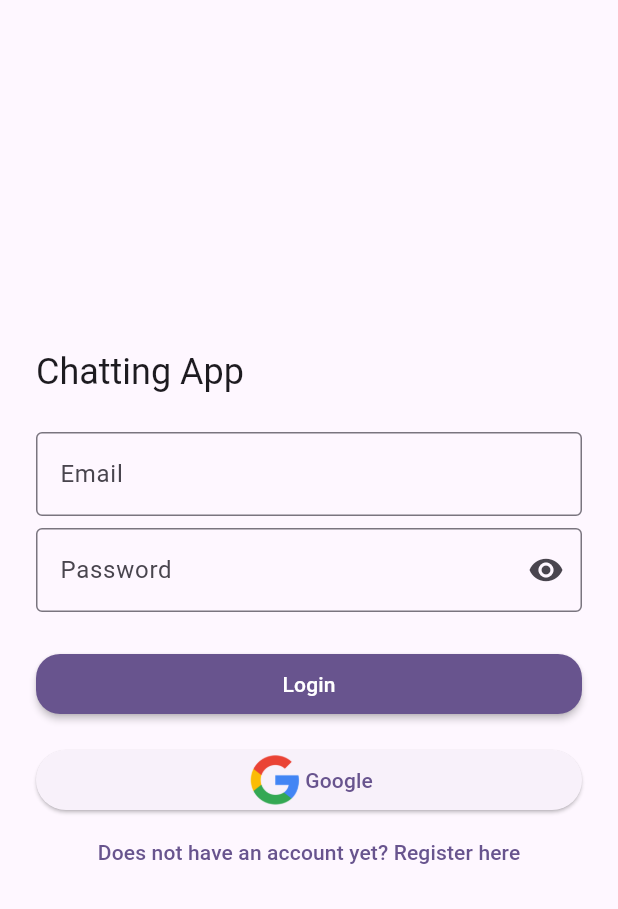
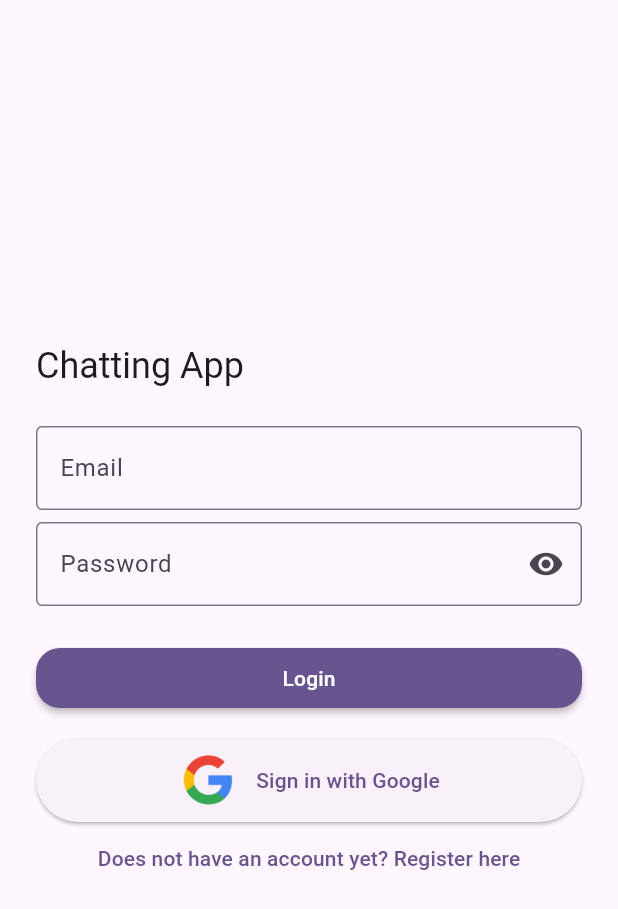
Before and after one commit to bennyfajri/chatting_app, a Flutter app: the screen it shows after launch, on a phone screen of 412 x 824 dp. Shown: the top 909 px of the screen. Run offline on Flutter 3.47's test engine with Material 3 defaults, Android fonts, the phone set to English and light mode, and no system bars; our stand-ins replace cloud_firestore, firebase_auth, firebase_core, google_sign_in; accounts and stored records are empty.

Commit message:
change : google sign in button look

```diff
--- a/lib/pages/login_page.dart
+++ b/lib/pages/login_page.dart
@@ -127,15 +127,19 @@ class _LoginPageState extends State<LoginPage> {
                   }
                 }
               },
+              child: Padding(
+                padding: const EdgeInsets.all(8.0),
                 child: Row(
                   mainAxisAlignment: MainAxisAlignment.center,
                   children: [
                     Image.asset('assets/google.png',
                         fit: BoxFit.contain, width: 40.0, height: 40.0),
+                    const SizedBox(width: 12.0),
                     const Text(
-                    'Google',
+                      'Sign in with Google',
                     ),
                   ],
+                ),
               ),
             ),
             TextButton(
```
Lines whose indentation alone changed are shown as unchanged.
